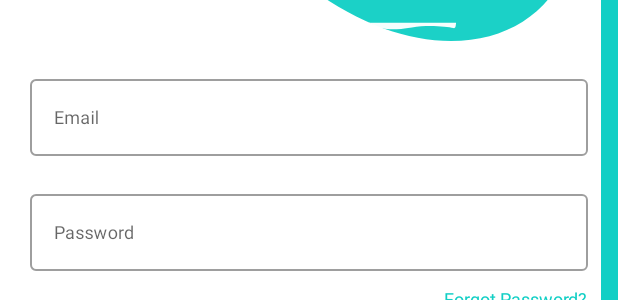
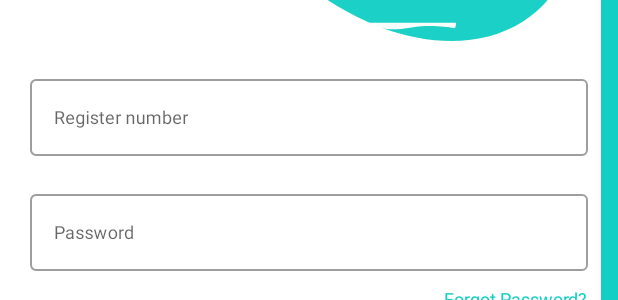
Before and after one commit to harishpadmanabh-HP/SmartClassRoom, an Android app: the layout activity_login.xml on its own in the app's theme, with its tools: preview values and no code run, on a phone screen of 412 x 824 dp. Shown: the part 316-616 px from the top of the screen. Run offline under Robolectric (Android 15) with nearby library versions, the phone set to English and light mode, and no system bars; plain views replace CircularProgressButton.

Commit message:
Login Api call

```diff
--- a/app/src/main/java/com/harish/smartclassroom/data/Apis.kt
+++ b/app/src/main/java/com/harish/smartclassroom/data/Apis.kt
@@ -1,6 +1,7 @@
 package com.harish.smartclassroom.data
 
 import com.harish.smartclassroom.data.models.BatchResponse
+import com.harish.smartclassroom.data.models.LoginResponse
 import com.harish.smartclassroom.util.BASE_URL
 import okhttp3.OkHttpClient
 import okhttp3.logging.HttpLoggingInterceptor
@@ -8,6 +9,7 @@ import retrofit2.Call
 import retrofit2.Retrofit
 import retrofit2.converter.gson.GsonConverterFactory
 import retrofit2.http.GET
+import retrofit2.http.Query
 
 
 interface Apis {
@@ -15,6 +17,8 @@ interface Apis {
     @GET("view_batch.php")
     fun getBatches(): Call<BatchResponse>
 
+     @GET("student_login.php?")
+      fun getLoginStatus(@Query("regno")registerno:String,@Query("password")password:String): Call<LoginResponse>
 
     companion object {
         operator fun invoke(): Apis {
@@ -27,7 +31,6 @@ interface Apis {
                     .client(client)
                     .baseUrl(BASE_URL)
                     .build()
-
                     .create(Apis::class.java)
         }
     }
--- a/app/src/main/res/layout/activity_login.xml
+++ b/app/src/main/res/layout/activity_login.xml
@@ -48,11 +48,10 @@
                 style="@style/Widget.MaterialComponents.TextInputLayout.OutlinedBox"
                 android:layout_marginTop="@dimen/loginViewsMargin">
                 <com.google.android.material.textfield.TextInputEditText
-                    android:id="@+id/editTextEmail"
+                    android:id="@+id/editTextRegno"
                     style="@style/modifiedEditText"
-                    android:inputType="textEmailAddress"
                     android:maxLines="1"
-                    android:hint="@string/login_email_hint"/>
+                    android:hint="Register number"/>
             </com.google.android.material.textfield.TextInputLayout>
 
             <com.google.android.material.textfield.TextInputLayout
@@ -82,6 +81,7 @@
                 app:spinning_bar_width="4dp"
                 app:spinning_bar_color="#FFF"
                 android:text="Login"
+                android:onClick="onLoginClick"
                 android:layout_gravity="center_horizontal"
                 android:layout_marginTop="@dimen/loginViewsMargin"
                 app:spinning_bar_padding="6dp"
@@ -93,9 +93,10 @@
                 android:textStyle="bold"
                 android:textColor="@color/black"
                 android:textSize="17sp"
+                android:onClick="registerClicked"
                 android:text="New user? Register Now"
                 android:layout_marginTop="@dimen/loginViewsMargin"
-                android:onClick="onLoginClick"/>
+                />
 
 
             <LinearLayout
```
Also changed, not shown: app/src/main/java/com/harish/smartclassroom/data/models/LoginResponse.kt (added, +17 -0 lines), app/src/main/java/com/harish/smartclassroom/data/repositories/StudentRepository.kt (+21 -0 lines), app/src/main/java/com/harish/smartclassroom/ui/Login.kt (+35 -1 lines), app/src/main/java/com/harish/smartclassroom/viewmodels/OnBoardingViewModel.kt (+7 -0 lines).
